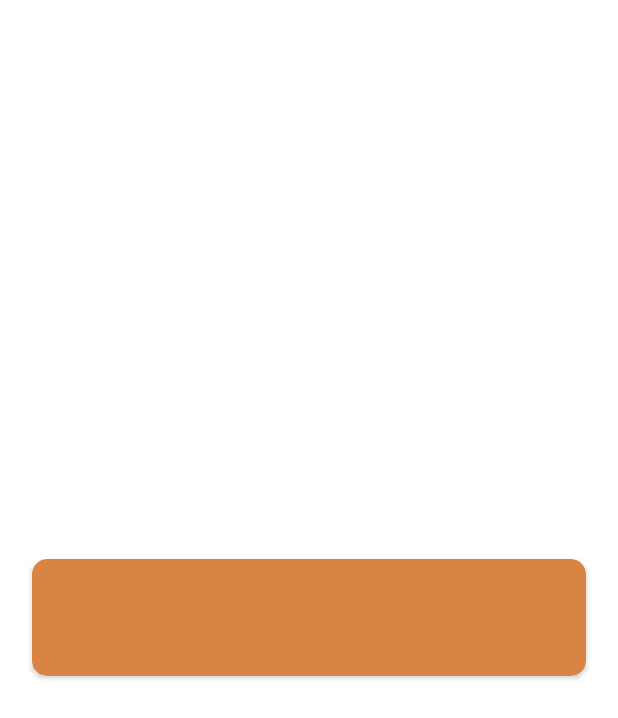
After one commit to deliasnchzgmz/MiNevera, an Android app: the layout cards_row_amber.xml on its own in the app's theme, with its tools: preview values and no code run, on a phone screen of 412 x 824 dp. The commit adds this screen. Shown: the top 718 px of the screen. Run offline under Robolectric (Android 15) with nearby library versions, the phone set to English and light mode, and no system bars.

Commit message:
semaforo por fin

```diff
--- a/MiNevera/app/src/main/java/com/example/minevera/dbProducts.java
+++ b/MiNevera/app/src/main/java/com/example/minevera/dbProducts.java
@@ -150,7 +150,7 @@ public class dbProducts {
      */
     public Cursor fetchAllNotes() {
 
-        return mDb.query(DATABASE_TABLE, new String[] {KEY_ROWID, KEY_TITLE,KEY_DATE}, null, null, null, null, null);
+        return mDb.query(DATABASE_TABLE, new String[] {KEY_ROWID, KEY_TITLE,KEY_DATE,KEY_DIFF}, null, null, null, null, null);
     }
 
     /**
@@ -165,7 +165,7 @@ public class dbProducts {
         Cursor mCursor =
 
                 mDb.query(true, DATABASE_TABLE, new String[] {KEY_ROWID,
-                                KEY_TITLE,KEY_DATE}, KEY_ROWID + "=" + rowId, null,
+                                KEY_TITLE,KEY_DATE, KEY_DIFF}, KEY_ROWID + "=" + rowId, null,
                         null, null, null, null);
         if (mCursor != null) {
             mCursor.moveToFirst();
--- /dev/null
+++ b/MiNevera/app/src/main/res/layout/cards_row_amber.xml
@@ -0,0 +1,38 @@
+<androidx.cardview.widget.CardView xmlns:card_view="http://schemas.android.com/apk/res-auto"
+    xmlns:android="http://schemas.android.com/apk/res/android"
+    xmlns:tools="http://schemas.android.com/tools"
+    android:id="@+id/card_view"
+    android:layout_width="380dp"
+    android:layout_height="90dp"
+    card_view:cardUseCompatPadding="true"
+    android:layout_gravity="center"
+    card_view:cardCornerRadius="10dp"
+    card_view:cardBackgroundColor="@color/amber_card"
+    tools:ignore="MissingDefaultResource">
+        <TableLayout
+            android:layout_width="match_parent"
+            android:layout_height="match_parent"
+            android:stretchColumns="2"
+            android:gravity="center">
+                <TableRow
+                    android:layout_width="match_parent"
+                    android:layout_height="match_parent"
+                    android:layout_margin="10dp"
+                    android:layout_marginHorizontal="10dp">
+
+                        <TextView
+                            android:id="@+id/text1"
+                            android:layout_width="190dp"
+                            android:layout_height="match_parent"
+                            android:gravity="center"
+                            android:textSize="16sp" />
+                        <TextView
+                            android:id="@+id/text2"
+                            android:layout_width="190dp"
+                            android:layout_height="match_parent"
+                            android:gravity="center"
+                            android:textSize="16sp"/>
+                </TableRow>
+        </TableLayout>
+
+</androidx.cardview.widget.CardView>
```
Also changed, not shown: MiNevera/app/src/main/java/com/example/minevera/CardAdapter.java (added, +46 -0 lines), MiNevera/app/src/main/java/com/example/minevera/MainActivity.java (+30 -27 lines), MiNevera/app/src/main/java/com/example/minevera/ProductObject.java (added, +15 -0 lines), MiNevera/app/src/main/res/layout/cards_row_green.xml (added, +36 -0 lines), MiNevera/app/src/main/res/layout/cards_row_red.xml (added, +36 -0 lines).
